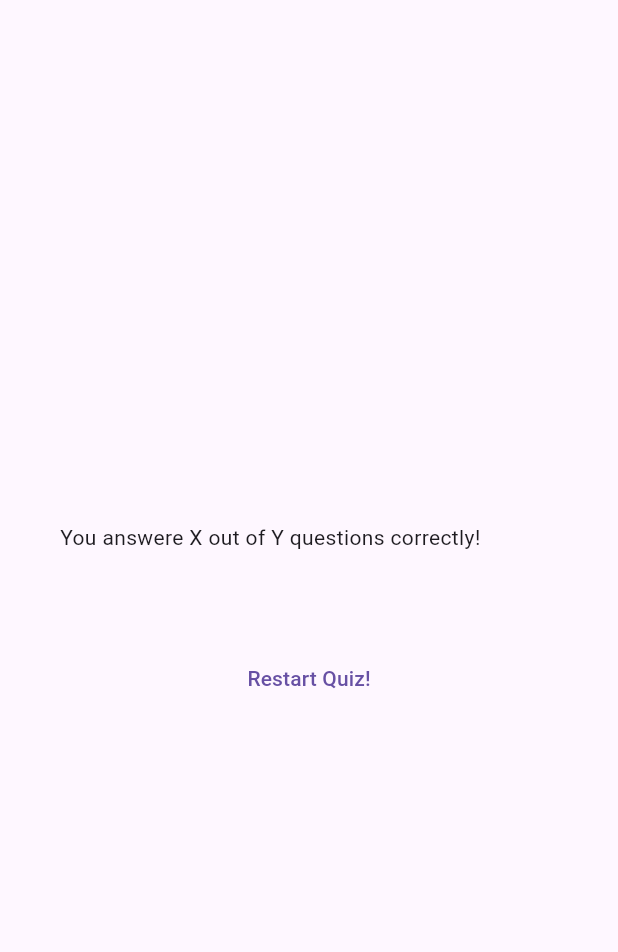
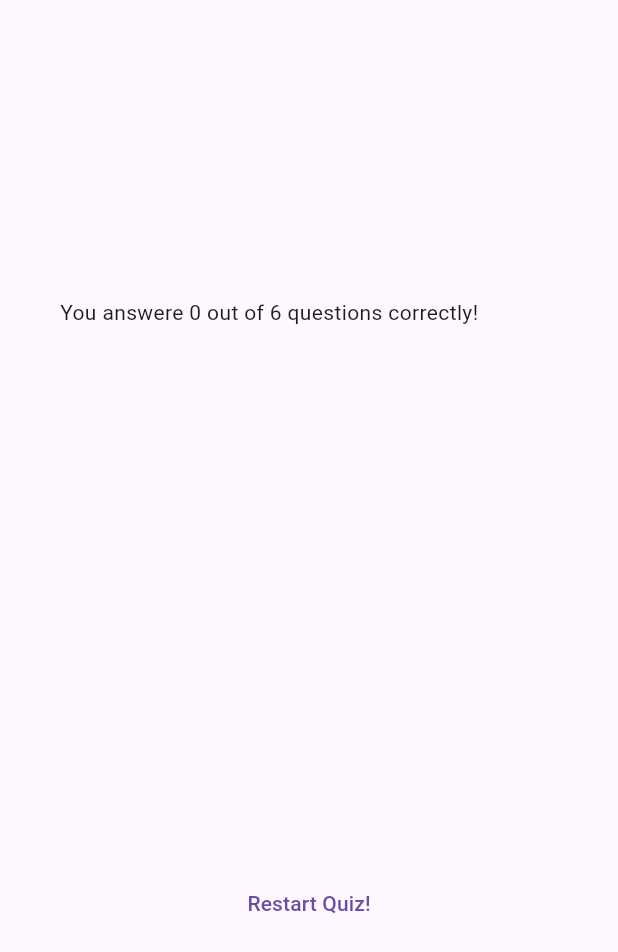
Before and after one commit to EduardoCastillo87/app_quiz_ads, a Flutter app: the ResultsScreen widget shown alone on an empty page, opened directly with empty values, on a phone screen of 412 x 824 dp. Shown: the top 952 px of the screen. Run offline on Flutter 3.47's test engine with Material 3 defaults, Android fonts, the phone set to English and light mode, and no system bars; our stand-ins replace google_fonts.

Commit message:
refactor: enhance ResultsScreen to calculate correct answers and improve QuestionsSummary layout

```diff
--- a/lib/questions_summary.dart
+++ b/lib/questions_summary.dart
@@ -7,7 +7,10 @@ class QuestionsSummary extends StatelessWidget {
 
   @override
   Widget build(BuildContext context) {
-    return Column(
+    return SizedBox(
+      height: 300,
+      child: SingleChildScrollView(
+        child: Column(
           children:
               summaryData.map((data) {
                 return Row(
@@ -27,6 +30,8 @@ class QuestionsSummary extends StatelessWidget {
                   ],
                 );
               }).toList(),
+        ),
+      ),
     );
   }
 }
--- a/lib/results_screen.dart
+++ b/lib/results_screen.dart
@@ -25,7 +25,10 @@ class ResultsScreen extends StatelessWidget {
   Widget build(BuildContext context) {
     final summaryData = getsummaryData();
     final numTotalQuestions = questions.length;
-    final numCorrectQuestions = 0;
+    final numCorrectQuestions =
+        summaryData.where((data) {
+          return data['user_answer'] == data['correct_answer'];
+        }).length;
 
     return SizedBox(
       width: double.infinity,
@@ -35,7 +38,9 @@ class ResultsScreen extends StatelessWidget {
           mainAxisAlignment: MainAxisAlignment.center,
           crossAxisAlignment: CrossAxisAlignment.stretch,
           children: [
-            const Text('You answere X out of Y questions correctly!'),
+            Text(
+              'You answere $numCorrectQuestions out of $numTotalQuestions questions correctly!',
+            ),
             const SizedBox(height: 30),
             QuestionsSummary(summaryData: summaryData),
             const SizedBox(height: 30),
```
Lines whose indentation alone changed are shown as unchanged.
